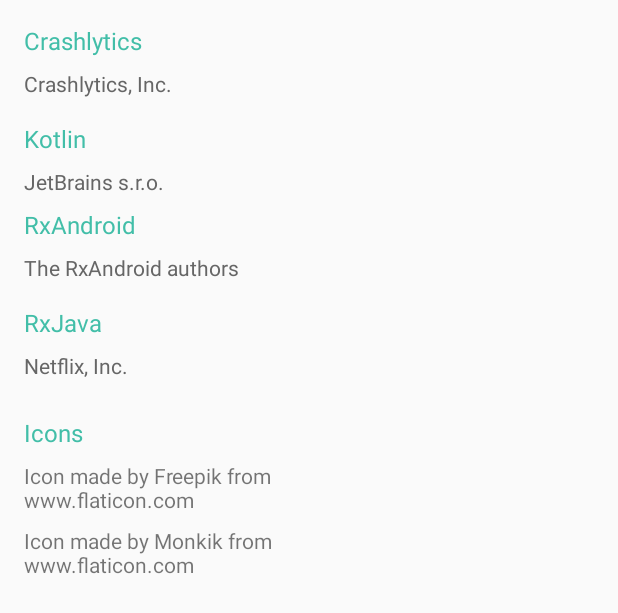
After one commit to semani2/Diet-Program-Tracker, an Android app: the layout layout_licenses_dialog.xml on its own in the app's theme, with its tools: preview values and no code run, on a phone screen of 412 x 824 dp. The commit adds this screen. Shown: the top 613 px of the screen. Run offline under Robolectric (Android 15) with nearby library versions, the phone set to English and light mode, and no system bars.

Commit message:
Licenses dialog implemented.

```diff
--- a/DPT/app/build.gradle
+++ b/DPT/app/build.gradle
@@ -22,7 +22,7 @@
         applicationId "com.chithalabs.sai.dietprogramtracker"
         minSdkVersion 21
         targetSdkVersion 27
-        versionCode 1
+        versionCode 4 // beta
         versionName "1.0"
         testInstrumentationRunner "android.support.test.runner.AndroidJUnitRunner"
     }
@@ -30,12 +30,19 @@
         release {
             minifyEnabled false
             proguardFiles getDefaultProguardFile('proguard-android.txt'), 'proguard-rules.pro'
-            buildConfigField "String", 'FULL_PAGE_AD', '"ca-app-pub-6788901959276049/7691666301"'
+            buildConfigField "String", 'FULL_PAGE_AD_HOME', '"ca-app-pub-6788901959276049/7691666301"'
+            buildConfigField "String", 'FULL_PAGE_AD_WEIGHT', '"ca-app-pub-6788901959276049/8389013763"'
+            buildConfigField "String", 'FULL_PAGE_AD_LOG', '"ca-app-pub-6788901959276049/8033790542"'
+            buildConfigField "String", 'ADMOB_APP_ID', '"ca-app-pub-6788901959276049~9729644469"'
+
             signingConfig signingConfigs.config
         }
         debug {
             minifyEnabled false
-            buildConfigField "String", 'FULL_PAGE_AD', '"ca-app-pub-3940256099942544/1033173712"'
+            buildConfigField "String", 'FULL_PAGE_AD_HOME', '"ca-app-pub-3940256099942544/1033173712"'
+            buildConfigField "String", 'FULL_PAGE_AD_WEIGHT', '"ca-app-pub-3940256099942544/1033173712"'
+            buildConfigField "String", 'FULL_PAGE_AD_LOG', '"ca-app-pub-3940256099942544/1033173712"'
+            buildConfigField "String", 'ADMOB_APP_ID', '"ca-app-pub-6788901959276049~9729644469"'
         }
     }
 }
--- a/DPT/app/src/main/java/com/chithalabs/sai/dietprogramtracker/home/HomeActivity.kt
+++ b/DPT/app/src/main/java/com/chithalabs/sai/dietprogramtracker/home/HomeActivity.kt
@@ -146,12 +146,29 @@
                 true
             }
 
+            R.id.menu_licenses -> {
+                showLicensesDialog()
+                true
+            }
+
             R.id.menu_clear_all_logs -> {
                 showDeleteAllDialog()
                 true
             }
             else -> super.onOptionsItemSelected(item)
         }
+    }
+
+    private fun showLicensesDialog() {
+        val builder = AlertDialog.Builder(ContextThemeWrapper(this, android.R.style.Theme_Material_Light_Dialog))
+
+        val view = layoutInflater.inflate(R.layout.layout_licenses_dialog, null)
+        builder.setView(view)
+                .setCancelable(true)
+                .setTitle(getString(R.string.str_licenses))
+
+        val dialog = builder.create()
+        dialog.show()
     }
 
     private fun showFAQDialog() {
--- /dev/null
+++ b/DPT/app/src/main/res/layout/layout_licenses_dialog.xml
@@ -0,0 +1,141 @@
+<?xml version="1.0" encoding="utf-8"?>
+<android.support.constraint.ConstraintLayout
+    xmlns:android="http://schemas.android.com/apk/res/android"
+    xmlns:app="http://schemas.android.com/apk/res-auto"
+    xmlns:tools="http://schemas.android.com/tools"
+    android:layout_width="250dp"
+    android:layout_height="wrap_content"
+    android:paddingBottom="10dp">
+
+    <TextView
+        android:id="@+id/textView3"
+        android:layout_width="wrap_content"
+        android:layout_height="wrap_content"
+        android:layout_marginStart="16dp"
+        android:layout_marginTop="16dp"
+        android:text="@string/str_crashlytics"
+        app:layout_constraintStart_toStartOf="parent"
+        app:layout_constraintTop_toTopOf="parent"
+        android:textColor="@color/colorAccent"
+        android:textSize="16sp"/>
+
+    <TextView
+        android:id="@+id/textView14"
+        android:layout_width="wrap_content"
+        android:layout_height="wrap_content"
+        android:layout_marginStart="16dp"
+        android:layout_marginTop="8dp"
+        android:text="@string/str_crashlytics_inc"
+        app:layout_constraintStart_toStartOf="parent"
+        app:layout_constraintTop_toBottomOf="@+id/textView3"
+        android:textColor="@color/colorSecondaryText"
+        android:textSize="14sp"/>
+
+    <TextView
+        android:id="@+id/textView15"
+        android:layout_width="wrap_content"
+        android:layout_height="wrap_content"
+        android:layout_marginStart="16dp"
+        android:layout_marginTop="16dp"
+        android:text="@string/str_kotlin"
+        app:layout_constraintStart_toStartOf="parent"
+        app:layout_constraintTop_toBottomOf="@+id/textView14"
+        android:textColor="@color/colorAccent"
+        android:textSize="16sp"/>
+
+    <TextView
+        android:id="@+id/textView16"
+        android:layout_width="wrap_content"
+        android:layout_height="wrap_content"
+        android:layout_marginStart="16dp"
+        android:layout_marginTop="8dp"
+        android:text="@string/str_jetbrains_s_r_o"
+        app:layout_constraintStart_toStartOf="parent"
+        app:layout_constraintTop_toBottomOf="@+id/textView15"
+        android:textColor="@color/colorSecondaryText"
+        android:textSize="14sp"/>
+
+    <TextView
+        android:id="@+id/textView17"
+        android:layout_width="wrap_content"
+        android:layout_height="wrap_content"
+        android:layout_marginStart="16dp"
+        android:layout_marginTop="8dp"
+        android:text="@string/str_rxandroid"
+        app:layout_constraintStart_toStartOf="parent"
+        app:layout_constraintTop_toBottomOf="@+id/textView16"
+        android:textColor="@color/colorAccent"
+        android:textSize="16sp"/>
+
+    <TextView
+        android:id="@+id/textView18"
+        android:layout_width="wrap_content"
+        android:layout_height="wrap_content"
+        android:layout_marginStart="16dp"
+        android:layout_marginTop="8dp"
+        android:text="@string/the_rxandroid_authors"
+        app:layout_constraintStart_toStartOf="parent"
+        app:layout_constraintTop_toBottomOf="@+id/textView17"
+        android:textColor="@color/colorSecondaryText"
+        android:textSize="14sp"/>
+
+    <TextView
+        android:id="@+id/textView19"
+        android:layout_width="wrap_content"
+        android:layout_height="wrap_content"
+        android:layout_marginStart="16dp"
+        android:layout_marginTop="16dp"
+        android:text="@string/str_rxjava"
+        app:layout_constraintStart_toStartOf="parent"
+        app:layout_constraintTop_toBottomOf="@+id/textView18"
+        android:textColor="@color/colorAccent"
+        android:textSize="16sp"/>
+
+    <TextView
+        android:id="@+id/textView20"
+        android:layout_width="wrap_content"
+        android:layout_height="wrap_content"
+        android:layout_marginStart="16dp"
+        android:layout_marginTop="8dp"
+        android:text="@string/str_netflix_inc"
+        app:layout_constraintStart_toStartOf="parent"
+        app:layout_constraintTop_toBottomOf="@+id/textView19"
+        android:textColor="@color/colorSecondaryText"
+        android:textSize="14sp"/>
+
+    <TextView
+        android:id="@+id/textView21"
+        android:layout_width="wrap_content"
+        android:layout_height="wrap_content"
+        android:layout_marginStart="16dp"
+        android:layout_marginTop="24dp"
+        android:text="@string/str_icons"
+        app:layout_constraintStart_toStartOf="parent"
+        app:layout_constraintTop_toBottomOf="@+id/textView20"
+        android:textColor="@color/colorAccent"
+        android:textSize="16sp"/>
+
+    <TextView
+        android:id="@+id/textView22"
+        android:layout_width="0dp"
+        android:layout_height="wrap_content"
+        android:layout_marginStart="16dp"
+        android:layout_marginTop="8dp"
+        android:layout_marginEnd="8dp"
+        android:text="@string/str_icons_freepik"
+        app:layout_constraintEnd_toEndOf="parent"
+        app:layout_constraintStart_toStartOf="parent"
+        app:layout_constraintTop_toBottomOf="@+id/textView21" />
+
+    <TextView
+        android:id="@+id/textView23"
+        android:layout_width="0dp"
+        android:layout_height="wrap_content"
+        android:layout_marginStart="16dp"
+        android:layout_marginTop="8dp"
+        android:layout_marginEnd="8dp"
+        android:text="@string/str_icons_monkik"
+        app:layout_constraintEnd_toEndOf="parent"
+        app:layout_constraintStart_toStartOf="parent"
+        app:layout_constraintTop_toBottomOf="@+id/textView22" />
+</android.support.constraint.ConstraintLayout>
--- a/DPT/app/src/main/res/menu/menu_activity_home.xml
+++ b/DPT/app/src/main/res/menu/menu_activity_home.xml
@@ -27,9 +27,14 @@
         android:id="@+id/menu_faq"
         android:orderInCategory="4"/>
 
+    <item android:title="@string/str_licenses"
+        app:showAsAction="never"
+        android:id="@+id/menu_licenses"
+        android:orderInCategory="5"/>
+
     <item android:title="@string/menu_clear_all_logs"
         app:showAsAction="never"
         android:id="@+id/menu_clear_all_logs"
-        android:orderInCategory="5"/>
+        android:orderInCategory="6"/>
 
 </menu>
--- a/DPT/app/src/main/res/values/strings.xml
+++ b/DPT/app/src/main/res/values/strings.xml
@@ -110,4 +110,16 @@
     <string name="menu_faq">FAQ</string>
     <string name="faq_more_questions">If you still have a question or need help with something. Write us your query using the Send Feedback option on the menu.</string>
     <string name="welcome_faq">PS: If you need help using Buttery check out the FAQs section on the menu or write us your query using the Send Feedback option.</string>
+    <string name="str_crashlytics">Crashlytics</string>
+    <string name="str_crashlytics_inc">Crashlytics, Inc.</string>
+    <string name="str_kotlin">Kotlin</string>
+    <string name="str_jetbrains_s_r_o">JetBrains s.r.o.</string>
+    <string name="str_rxandroid">RxAndroid</string>
+    <string name="the_rxandroid_authors">The RxAndroid authors</string>
+    <string name="str_netflix_inc">Netflix, Inc.</string>
+    <string name="str_rxjava">RxJava</string>
+    <string name="str_icons">Icons</string>
+    <string name="str_icons_freepik">Icon made by Freepik from www.flaticon.com</string>
+    <string name="str_icons_monkik">Icon made by Monkik from www.flaticon.com</string>
+    <string name="str_licenses">Licenses</string>
 </resources>
```
